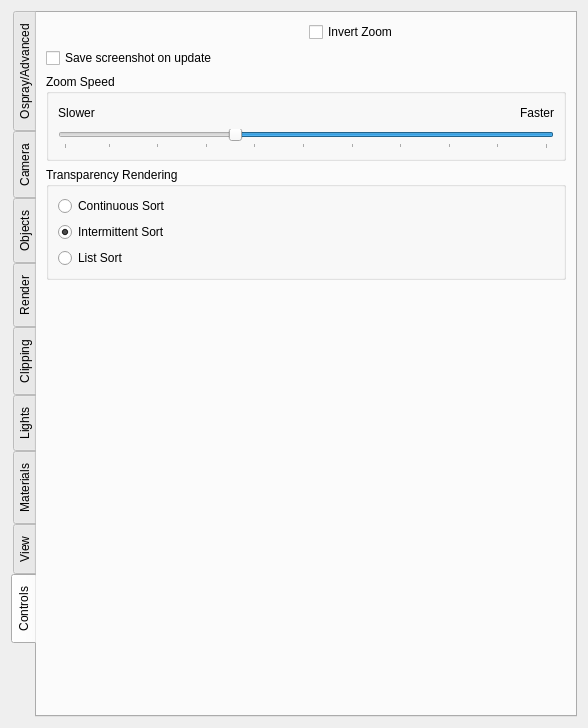
Above: src/Interface/Modules/Render/ViewOspraySceneConfig.ui from SCIInstitute/SCIRun before the change. Below: the same form after it.
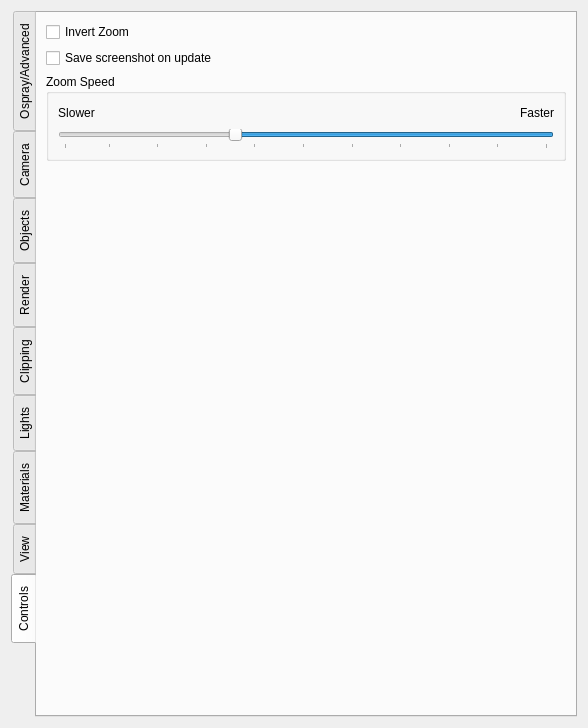
That is the form after the change. The open tabs and pages were chosen to show the change.

Commit message: Disable unimplemented stuff

```diff
--- a/src/Interface/Modules/Render/ViewOspraySceneConfig.ui
+++ b/src/Interface/Modules/Render/ViewOspraySceneConfig.ui
@@ -1949,7 +1949,7 @@
        <string>Controls</string>
       </attribute>
       <layout class="QGridLayout" name="gridLayout_7">
-       <item row="4" column="0">
+       <item row="3" column="0">
         <spacer name="verticalSpacer">
          <property name="orientation">
           <enum>Qt::Vertical</enum>
@@ -1962,13 +1962,6 @@
          </property>
         </spacer>
        </item>
-       <item row="0" column="1">
-        <widget class="QCheckBox" name="invertZoomCheckBox_">
-         <property name="text">
-          <string>Invert Zoom</string>
-         </property>
-        </widget>
-       </item>
        <item row="1" column="0" colspan="2">
         <widget class="QCheckBox" name="saveScreenShotOnUpdateCheckBox_">
          <property name="font">
@@ -1985,6 +1978,13 @@
          </property>
         </widget>
        </item>
+       <item row="0" column="0">
+        <widget class="QCheckBox" name="invertZoomCheckBox_">
+         <property name="text">
+          <string>Invert Zoom</string>
+         </property>
+        </widget>
+       </item>
        <item row="2" column="0" colspan="2">
         <widget class="QGroupBox" name="zoomBox_">
          <property name="font">
@@ -2061,51 +2061,6 @@
          </layout>
         </widget>
        </item>
-       <item row="3" column="0" colspan="2">
-        <widget class="QGroupBox" name="transparencyGroupBox_">
-         <property name="enabled">
-          <bool>true</bool>
-         </property>
-         <property name="font">
-          <font>
-           <weight>50</weight>
-           <bold>false</bold>
-          </font>
-         </property>
-         <property name="title">
-          <string>Transparency Rendering</string>
-         </property>
-         <layout class="QVBoxLayout" name="verticalLayout_6">
-          <item>
-           <widget class="QRadioButton" name="contSortRadioButton_">
-            <property name="text">
-             <string>Continuous Sort</string>
-            </property>
-            <property name="checked">
-             <bool>false</bool>
-            </property>
-           </widget>
-          </item>
-          <item>
-           <widget class="QRadioButton" name="updateSortRadioButton_">
-            <property name="text">
-             <string>Intermittent Sort</string>
-            </property>
-            <property name="checked">
-             <bool>true</bool>
-            </property>
-           </widget>
-          </item>
-          <item>
-           <widget class="QRadioButton" name="listSortRadioButton_">
-            <property name="text">
-             <string>List Sort</string>
-            </property>
-           </widget>
-          </item>
-         </layout>
-        </widget>
-       </item>
       </layout>
      </widget>
     </widget>
```
Left out of the diff: 39 changed lines with no effect on the pictures.
